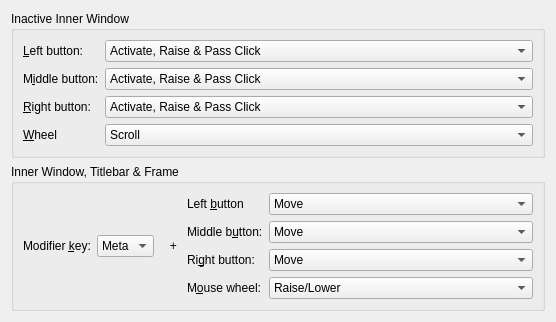
KDE/kwin, file kcmkwin/kwinoptions/actions.ui: the form before one commit.
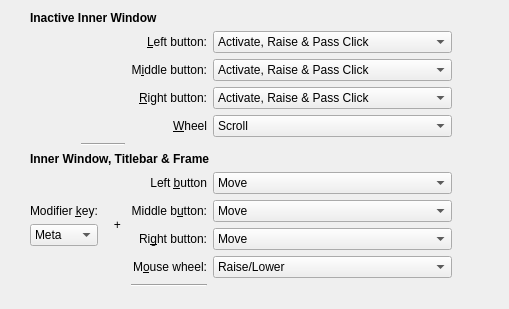
The form after the commit. Custom widgets are drawn as their Qt base class.

Commit message:
fix kwinoptions layouts
THIS INTRODUCES NEW STRINGS, see
http://lists.kde.org/?l=kde-i18n-doc&m=135403060327161&w=2

```diff
--- a/kcmkwin/kwinoptions/actions.ui
+++ b/kcmkwin/kwinoptions/actions.ui
@@ -6,74 +6,238 @@
    <rect>
     <x>0</x>
     <y>0</y>
-    <width>556</width>
-    <height>320</height>
+    <width>509</width>
+    <height>309</height>
    </rect>
   </property>
-  <layout class="QVBoxLayout" name="verticalLayout">
+  <layout class="QHBoxLayout" name="horizontalLayout_2" stretch="2,1,5">
    <item>
-    <widget class="QGroupBox" name="groupBox">
+    <spacer name="horizontalSpacer_2">
+     <property name="orientation">
+      <enum>Qt::Horizontal</enum>
+     </property>
+     <property name="sizeHint" stdset="0">
+      <size>
+       <width>40</width>
+       <height>20</height>
+      </size>
+     </property>
+    </spacer>
+   </item>
+   <item>
+    <layout class="QGridLayout" name="gridLayout">
+     <item row="12" column="2">
+      <widget class="QLabel" name="label_9">
+       <property name="text">
+        <string>M&amp;ouse wheel:</string>
+       </property>
+       <property name="alignment">
+        <set>Qt::AlignRight|Qt::AlignTrailing|Qt::AlignVCenter</set>
+       </property>
+       <property name="buddy">
+        <cstring>coAllW</cstring>
+       </property>
+      </widget>
+     </item>
+     <item row="10" column="3">
+      <widget class="KComboBox" name="coAll2">
+       <property name="sizePolicy">
+        <sizepolicy hsizetype="Expanding" vsizetype="Fixed">
+         <horstretch>0</horstretch>
+         <verstretch>0</verstretch>
+        </sizepolicy>
+       </property>
      <property name="whatsThis">
-      <string>Here you can customize mouse click behavior when clicking on an inactive inner window ('inner' means: not titlebar, not frame).</string>
-     </property>
-     <property name="title">
-      <string>Inactive Inner Window</string>
-     </property>
-     <layout class="QFormLayout" name="formLayout">
-      <item row="0" column="0">
+        <string>In this row you can customize middle click behavior when clicking into the titlebar or the frame.</string>
+       </property>
+       <item>
+        <property name="text">
+         <string>Move</string>
+        </property>
+       </item>
+       <item>
+        <property name="text">
+         <string>Activate, Raise &amp; Move</string>
+        </property>
+       </item>
+       <item>
+        <property name="text">
+         <string>Toggle Raise &amp; Lower</string>
+        </property>
+       </item>
+       <item>
+        <property name="text">
+         <string>Resize</string>
+        </property>
+       </item>
+       <item>
+        <property name="text">
+         <string>Raise</string>
+        </property>
+       </item>
+       <item>
+        <property name="text">
+         <string>Lower</string>
+        </property>
+       </item>
+       <item>
+        <property name="text">
+         <string>Minimize</string>
+        </property>
+       </item>
+       <item>
+        <property name="text">
+         <string>Decrease Opacity</string>
+        </property>
+       </item>
+       <item>
+        <property name="text">
+         <string>Increase Opacity</string>
+        </property>
+       </item>
+       <item>
+        <property name="text">
+         <string>Nothing</string>
+        </property>
+       </item>
+      </widget>
+     </item>
+     <item row="11" column="2">
+      <widget class="QLabel" name="label_7">
+       <property name="text">
+        <string>Ri&amp;ght button:</string>
+       </property>
+       <property name="alignment">
+        <set>Qt::AlignRight|Qt::AlignTrailing|Qt::AlignVCenter</set>
+       </property>
+       <property name="buddy">
+        <cstring>coAll3</cstring>
+       </property>
+      </widget>
+     </item>
+     <item row="4" column="2">
+      <widget class="QLabel" name="label_4">
+       <property name="text">
+        <string>&amp;Wheel</string>
+       </property>
+       <property name="alignment">
+        <set>Qt::AlignRight|Qt::AlignTrailing|Qt::AlignVCenter</set>
+       </property>
+       <property name="buddy">
+        <cstring>coWinWheel</cstring>
+       </property>
+      </widget>
+     </item>
+     <item row="10" column="2">
+      <widget class="QLabel" name="label_6">
+       <property name="text">
+        <string>Middle b&amp;utton:</string>
+       </property>
+       <property name="alignment">
+        <set>Qt::AlignRight|Qt::AlignTrailing|Qt::AlignVCenter</set>
+       </property>
+       <property name="buddy">
+        <cstring>coAll2</cstring>
+       </property>
+      </widget>
+     </item>
+     <item row="11" column="3">
+      <widget class="KComboBox" name="coAll3">
+       <property name="sizePolicy">
+        <sizepolicy hsizetype="Expanding" vsizetype="Fixed">
+         <horstretch>0</horstretch>
+         <verstretch>0</verstretch>
+        </sizepolicy>
+       </property>
+       <property name="whatsThis">
+        <string>In this row you can customize right click behavior when clicking into the titlebar or the frame.</string>
+       </property>
+       <item>
+        <property name="text">
+         <string>Move</string>
+        </property>
+       </item>
+       <item>
+        <property name="text">
+         <string>Activate, Raise &amp; Move</string>
+        </property>
+       </item>
+       <item>
+        <property name="text">
+         <string>Toggle Raise &amp; Lower</string>
+        </property>
+       </item>
+       <item>
+        <property name="text">
+         <string>Resize</string>
+        </property>
+       </item>
+       <item>
+        <property name="text">
+         <string>Raise</string>
+        </property>
+       </item>
+       <item>
+        <property name="text">
+         <string>Lower</string>
+        </property>
+       </item>
+       <item>
+        <property name="text">
+         <string>Minimize</string>
+        </property>
+       </item>
+       <item>
+        <property name="text">
+         <string>Decrease Opacity</string>
+        </property>
+       </item>
+       <item>
+        <property name="text">
+         <string>Increase Opacity</string>
+        </property>
+       </item>
+       <item>
+        <property name="text">
+         <string>Nothing</string>
+        </property>
+       </item>
+      </widget>
+     </item>
+     <item row="13" column="2">
+      <widget class="Line" name="line_2">
+       <property name="orientation">
+        <enum>Qt::Horizontal</enum>
+       </property>
+      </widget>
+     </item>
+     <item row="1" column="2">
        <widget class="QLabel" name="label">
         <property name="text">
          <string>&amp;Left button:</string>
         </property>
+       <property name="alignment">
+        <set>Qt::AlignRight|Qt::AlignTrailing|Qt::AlignVCenter</set>
+       </property>
         <property name="buddy">
          <cstring>coWin1</cstring>
         </property>
        </widget>
       </item>
-      <item row="0" column="1">
-       <widget class="KComboBox" name="coWin1">
-        <property name="sizePolicy">
-         <sizepolicy hsizetype="Expanding" vsizetype="Fixed">
-          <horstretch>0</horstretch>
-          <verstretch>0</verstretch>
-         </sizepolicy>
-        </property>
-        <property name="whatsThis">
-         <string>In this row you can customize left click behavior when clicking into an inactive inner window ('inner' means: not titlebar, not frame).</string>
-        </property>
-        <item>
+     <item row="7" column="0" colspan="4">
+      <widget class="QLabel" name="label_11">
+       <property name="font">
+        <font>
+         <weight>75</weight>
+         <bold>true</bold>
+        </font>
+       </property>
          <property name="text">
-          <string>Activate, Raise &amp; Pass Click</string>
-         </property>
-        </item>
-        <item>
-         <property name="text">
-          <string>Activate &amp; Pass Click</string>
-         </property>
-        </item>
-        <item>
-         <property name="text">
-          <string>Activate</string>
-         </property>
-        </item>
-        <item>
-         <property name="text">
-          <string>Activate &amp; Raise</string>
-         </property>
-        </item>
-       </widget>
-      </item>
-      <item row="1" column="0">
-       <widget class="QLabel" name="label_2">
-        <property name="text">
-         <string>M&amp;iddle button:</string>
-        </property>
-        <property name="buddy">
-         <cstring>coWin2</cstring>
-        </property>
-       </widget>
-      </item>
-      <item row="1" column="1">
+        <string>Inner Window, Titlebar &amp; Frame</string>
+       </property>
+      </widget>
+     </item>
+     <item row="2" column="3">
        <widget class="KComboBox" name="coWin2">
         <property name="sizePolicy">
          <sizepolicy hsizetype="Expanding" vsizetype="Fixed">
@@ -106,60 +270,20 @@
         </item>
        </widget>
       </item>
-      <item row="2" column="0">
+     <item row="3" column="2">
        <widget class="QLabel" name="label_3">
         <property name="text">
          <string>&amp;Right button:</string>
         </property>
+       <property name="alignment">
+        <set>Qt::AlignRight|Qt::AlignTrailing|Qt::AlignVCenter</set>
+       </property>
         <property name="buddy">
          <cstring>coWin3</cstring>
         </property>
        </widget>
       </item>
-      <item row="2" column="1">
-       <widget class="KComboBox" name="coWin3">
-        <property name="sizePolicy">
-         <sizepolicy hsizetype="Expanding" vsizetype="Fixed">
-          <horstretch>0</horstretch>
-          <verstretch>0</verstretch>
-         </sizepolicy>
-        </property>
-        <property name="whatsThis">
-         <string>In this row you can customize right click behavior when clicking into an inactive inner window ('inner' means: not titlebar, not frame).</string>
-        </property>
-        <item>
-         <property name="text">
-          <string>Activate, Raise &amp; Pass Click</string>
-         </property>
-        </item>
-        <item>
-         <property name="text">
-          <string>Activate &amp; Pass Click</string>
-         </property>
-        </item>
-        <item>
-         <property name="text">
-          <string>Activate</string>
-         </property>
-        </item>
-        <item>
-         <property name="text">
-          <string>Activate &amp; Raise</string>
-         </property>
-        </item>
-       </widget>
-      </item>
-      <item row="3" column="0">
-       <widget class="QLabel" name="label_4">
-        <property name="text">
-         <string>&amp;Wheel</string>
-        </property>
-        <property name="buddy">
-         <cstring>coWinWheel</cstring>
-        </property>
-       </widget>
-      </item>
-      <item row="3" column="1">
+     <item row="4" column="3">
        <widget class="KComboBox" name="coWinWheel">
         <property name="sizePolicy">
          <sizepolicy hsizetype="Expanding" vsizetype="Fixed">
@@ -187,65 +311,7 @@
         </item>
        </widget>
       </item>
-     </layout>
-    </widget>
-   </item>
-   <item>
-    <widget class="QGroupBox" name="groupBox_2">
-     <property name="whatsThis">
-      <string>Here you can customize KDE's behavior when clicking somewhere into a window while pressing a modifier key.</string>
-     </property>
-     <property name="title">
-      <string>Inner Window, Titlebar &amp;&amp; Frame</string>
-     </property>
-     <layout class="QHBoxLayout" name="horizontalLayout">
-      <item>
-       <widget class="QLabel" name="label_5">
-        <property name="text">
-         <string>Modifier &amp;key:</string>
-        </property>
-        <property name="buddy">
-         <cstring>coAllKey</cstring>
-        </property>
-       </widget>
-      </item>
-      <item>
-       <widget class="KComboBox" name="coAllKey">
-        <property name="whatsThis">
-         <string>Here you select whether holding the Meta key or Alt key will allow you to perform the following actions.</string>
-        </property>
-        <item>
-         <property name="text">
-          <string>Meta</string>
-         </property>
-        </item>
-        <item>
-         <property name="text">
-          <string>Alt</string>
-         </property>
-        </item>
-       </widget>
-      </item>
-      <item>
-       <widget class="QLabel" name="label_8">
-        <property name="text">
-         <string>   + </string>
-        </property>
-       </widget>
-      </item>
-      <item>
-       <layout class="QFormLayout" name="formLayout_2">
-        <item row="0" column="0">
-         <widget class="QLabel" name="label_10">
-          <property name="text">
-           <string>Left &amp;button</string>
-          </property>
-          <property name="buddy">
-           <cstring>coAll1</cstring>
-          </property>
-         </widget>
-        </item>
-        <item row="0" column="1">
+     <item row="8" column="3" rowspan="2">
          <widget class="KComboBox" name="coAll1">
           <property name="sizePolicy">
            <sizepolicy hsizetype="Expanding" vsizetype="Fixed">
@@ -308,163 +374,7 @@
           </item>
          </widget>
         </item>
-        <item row="1" column="1">
-         <widget class="KComboBox" name="coAll2">
-          <property name="sizePolicy">
-           <sizepolicy hsizetype="Expanding" vsizetype="Fixed">
-            <horstretch>0</horstretch>
-            <verstretch>0</verstretch>
-           </sizepolicy>
-          </property>
-          <property name="whatsThis">
-           <string>In this row you can customize middle click behavior when clicking into the titlebar or the frame.</string>
-          </property>
-          <item>
-           <property name="text">
-            <string>Move</string>
-           </property>
-          </item>
-          <item>
-           <property name="text">
-            <string>Activate, Raise &amp; Move</string>
-           </property>
-          </item>
-          <item>
-           <property name="text">
-            <string>Toggle Raise &amp; Lower</string>
-           </property>
-          </item>
-          <item>
-           <property name="text">
-            <string>Resize</string>
-           </property>
-          </item>
-          <item>
-           <property name="text">
-            <string>Raise</string>
-           </property>
-          </item>
-          <item>
-           <property name="text">
-            <string>Lower</string>
-           </property>
-          </item>
-          <item>
-           <property name="text">
-            <string>Minimize</string>
-           </property>
-          </item>
-          <item>
-           <property name="text">
-            <string>Decrease Opacity</string>
-           </property>
-          </item>
-          <item>
-           <property name="text">
-            <string>Increase Opacity</string>
-           </property>
-          </item>
-          <item>
-           <property name="text">
-            <string>Nothing</string>
-           </property>
-          </item>
-         </widget>
-        </item>
-        <item row="2" column="1">
-         <widget class="KComboBox" name="coAll3">
-          <property name="sizePolicy">
-           <sizepolicy hsizetype="Expanding" vsizetype="Fixed">
-            <horstretch>0</horstretch>
-            <verstretch>0</verstretch>
-           </sizepolicy>
-          </property>
-          <property name="whatsThis">
-           <string>In this row you can customize right click behavior when clicking into the titlebar or the frame.</string>
-          </property>
-          <item>
-           <property name="text">
-            <string>Move</string>
-           </property>
-          </item>
-          <item>
-           <property name="text">
-            <string>Activate, Raise &amp; Move</string>
-           </property>
-          </item>
-          <item>
-           <property name="text">
-            <string>Toggle Raise &amp; Lower</string>
-           </property>
-          </item>
-          <item>
-           <property name="text">
-            <string>Resize</string>
-           </property>
-          </item>
-          <item>
-           <property name="text">
-            <string>Raise</string>
-           </property>
-          </item>
-          <item>
-           <property name="text">
-            <string>Lower</string>
-           </property>
-          </item>
-          <item>
-           <property name="text">
-            <string>Minimize</string>
-           </property>
-          </item>
-          <item>
-           <property name="text">
-            <string>Decrease Opacity</string>
-           </property>
-          </item>
-          <item>
-           <property name="text">
-            <string>Increase Opacity</string>
-           </property>
-          </item>
-          <item>
-           <property name="text">
-            <string>Nothing</string>
-           </property>
-          </item>
-         </widget>
-        </item>
-        <item row="1" column="0">
-         <widget class="QLabel" name="label_6">
-          <property name="text">
-           <string>Middle b&amp;utton:</string>
-          </property>
-          <property name="buddy">
-           <cstring>coAll2</cstring>
-          </property>
-         </widget>
-        </item>
-        <item row="2" column="0">
-         <widget class="QLabel" name="label_7">
-          <property name="text">
-           <string>Ri&amp;ght button:</string>
-          </property>
-          <property name="buddy">
-           <cstring>coAll3</cstring>
-          </property>
-         </widget>
-        </item>
-        <item row="3" column="0">
-         <widget class="QLabel" name="label_9">
-          <property name="text">
-           <string>M&amp;ouse wheel:</string>
-          </property>
-          <property name="buddy">
-           <cstring>coAllW</cstring>
-          </property>
-         </widget>
-        </item>
-        <item row="3" column="1">
+     <item row="12" column="3">
          <widget class="KComboBox" name="coAllW">
           <property name="sizePolicy">
            <sizepolicy hsizetype="Expanding" vsizetype="Fixed">
@@ -517,12 +427,7 @@
           </item>
          </widget>
         </item>
-       </layout>
-      </item>
-     </layout>
-    </widget>
-   </item>
-   <item>
+     <item row="15" column="1">
     <spacer name="verticalSpacer">
      <property name="orientation">
       <enum>Qt::Vertical</enum>
@@ -535,6 +440,201 @@
      </property>
     </spacer>
    </item>
+     <item row="1" column="3">
+      <widget class="KComboBox" name="coWin1">
+       <property name="sizePolicy">
+        <sizepolicy hsizetype="Expanding" vsizetype="Fixed">
+         <horstretch>0</horstretch>
+         <verstretch>0</verstretch>
+        </sizepolicy>
+       </property>
+       <property name="whatsThis">
+        <string>In this row you can customize left click behavior when clicking into an inactive inner window ('inner' means: not titlebar, not frame).</string>
+       </property>
+       <item>
+        <property name="text">
+         <string>Activate, Raise &amp; Pass Click</string>
+        </property>
+       </item>
+       <item>
+        <property name="text">
+         <string>Activate &amp; Pass Click</string>
+        </property>
+       </item>
+       <item>
+        <property name="text">
+         <string>Activate</string>
+        </property>
+       </item>
+       <item>
+        <property name="text">
+         <string>Activate &amp; Raise</string>
+        </property>
+       </item>
+      </widget>
+     </item>
+     <item row="3" column="3">
+      <widget class="KComboBox" name="coWin3">
+       <property name="sizePolicy">
+        <sizepolicy hsizetype="Expanding" vsizetype="Fixed">
+         <horstretch>0</horstretch>
+         <verstretch>0</verstretch>
+        </sizepolicy>
+       </property>
+       <property name="whatsThis">
+        <string>In this row you can customize right click behavior when clicking into an inactive inner window ('inner' means: not titlebar, not frame).</string>
+       </property>
+       <item>
+        <property name="text">
+         <string>Activate, Raise &amp; Pass Click</string>
+        </property>
+       </item>
+       <item>
+        <property name="text">
+         <string>Activate &amp; Pass Click</string>
+        </property>
+       </item>
+       <item>
+        <property name="text">
+         <string>Activate</string>
+        </property>
+       </item>
+       <item>
+        <property name="text">
+         <string>Activate &amp; Raise</string>
+        </property>
+       </item>
+      </widget>
+     </item>
+     <item row="2" column="2">
+      <widget class="QLabel" name="label_2">
+       <property name="text">
+        <string>M&amp;iddle button:</string>
+       </property>
+       <property name="alignment">
+        <set>Qt::AlignRight|Qt::AlignTrailing|Qt::AlignVCenter</set>
+       </property>
+       <property name="buddy">
+        <cstring>coWin2</cstring>
+       </property>
+      </widget>
+     </item>
+     <item row="6" column="1">
+      <widget class="Line" name="line">
+       <property name="orientation">
+        <enum>Qt::Horizontal</enum>
+       </property>
+      </widget>
+     </item>
+     <item row="0" column="0" colspan="4">
+      <widget class="QLabel" name="label_12">
+       <property name="font">
+        <font>
+         <weight>75</weight>
+         <bold>true</bold>
+        </font>
+       </property>
+       <property name="text">
+        <string>Inactive Inner Window</string>
+       </property>
+      </widget>
+     </item>
+     <item row="8" column="2" rowspan="2">
+      <widget class="QLabel" name="label_10">
+       <property name="text">
+        <string>Left &amp;button</string>
+       </property>
+       <property name="alignment">
+        <set>Qt::AlignRight|Qt::AlignTrailing|Qt::AlignVCenter</set>
+       </property>
+       <property name="buddy">
+        <cstring>coAll1</cstring>
+       </property>
+      </widget>
+     </item>
+     <item row="8" column="0" rowspan="5" colspan="2">
+      <layout class="QHBoxLayout" name="horizontalLayout">
+       <item>
+        <layout class="QVBoxLayout" name="verticalLayout">
+         <item>
+          <spacer name="verticalSpacer_2">
+           <property name="orientation">
+            <enum>Qt::Vertical</enum>
+           </property>
+           <property name="sizeHint" stdset="0">
+            <size>
+             <width>20</width>
+             <height>0</height>
+            </size>
+           </property>
+          </spacer>
+         </item>
+         <item>
+          <widget class="QLabel" name="label_5">
+           <property name="text">
+            <string>Modifier &amp;key:</string>
+           </property>
+           <property name="buddy">
+            <cstring>coAllKey</cstring>
+           </property>
+          </widget>
+         </item>
+         <item>
+          <widget class="KComboBox" name="coAllKey">
+           <property name="whatsThis">
+            <string>Here you select whether holding the Meta key or Alt key will allow you to perform the following actions.</string>
+           </property>
+           <item>
+            <property name="text">
+             <string>Meta</string>
+            </property>
+           </item>
+           <item>
+            <property name="text">
+             <string>Alt</string>
+            </property>
+           </item>
+          </widget>
+         </item>
+         <item>
+          <spacer name="verticalSpacer_3">
+           <property name="orientation">
+            <enum>Qt::Vertical</enum>
+           </property>
+           <property name="sizeHint" stdset="0">
+            <size>
+             <width>20</width>
+             <height>0</height>
+            </size>
+           </property>
+          </spacer>
+         </item>
+        </layout>
+       </item>
+       <item>
+        <widget class="QLabel" name="label_8">
+         <property name="text">
+          <string>   + </string>
+         </property>
+        </widget>
+       </item>
+      </layout>
+     </item>
+    </layout>
+   </item>
+   <item>
+    <spacer name="horizontalSpacer">
+     <property name="orientation">
+      <enum>Qt::Horizontal</enum>
+     </property>
+     <property name="sizeHint" stdset="0">
+      <size>
+       <width>40</width>
+       <height>20</height>
+      </size>
+     </property>
+    </spacer>
+   </item>
   </layout>
  </widget>
  <customwidgets>
```
Left out of the diff: 11 changed lines with no effect on the pictures. Lines whose indentation alone changed are shown as unchanged. The commit also changes 6 other files.
